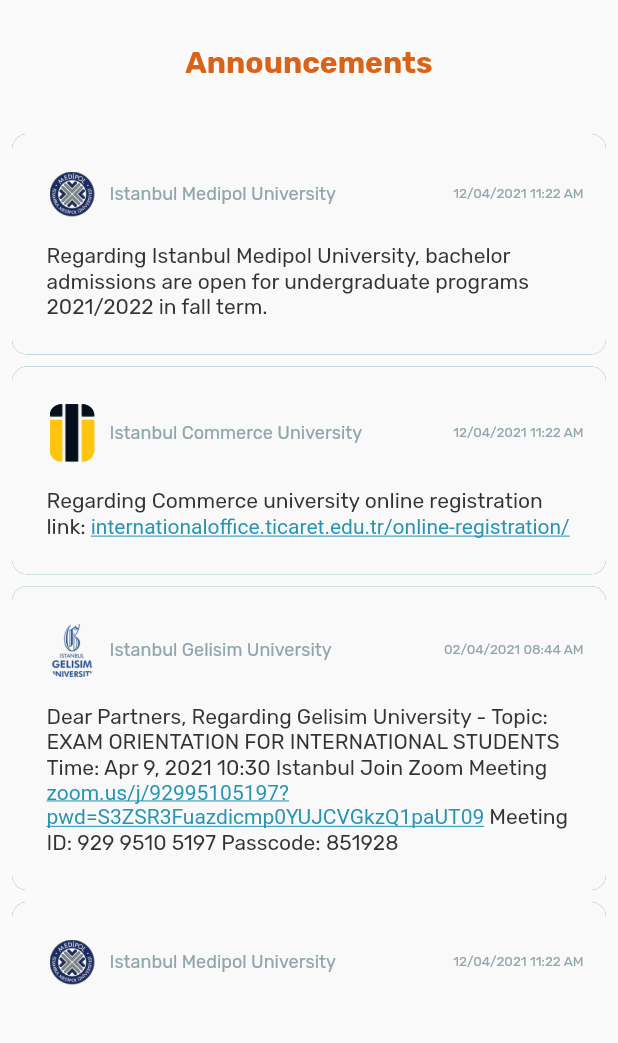
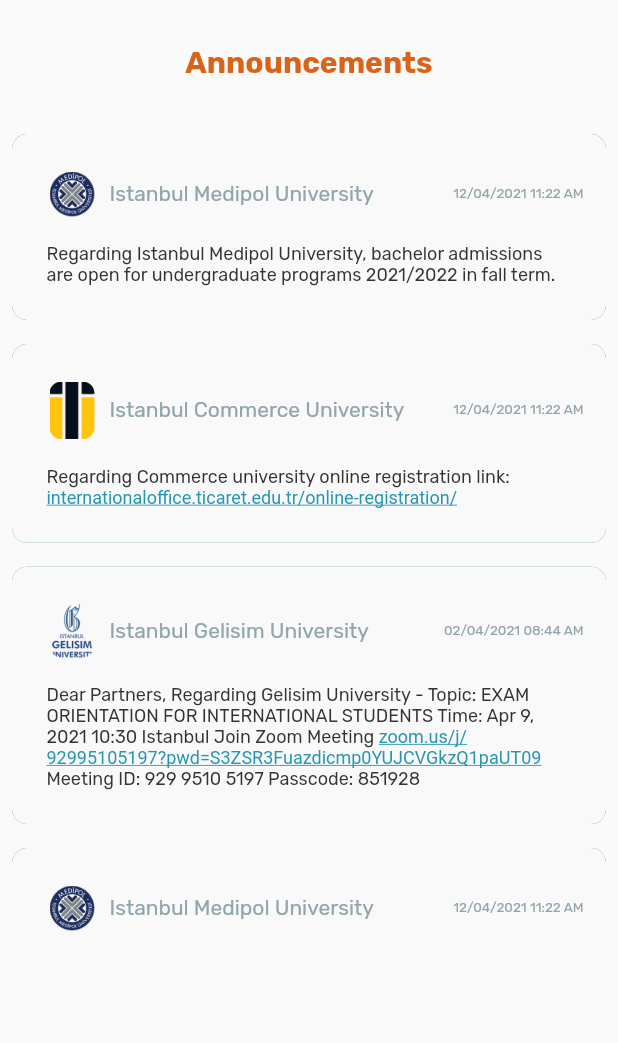
Before and after one commit to hiahmad30/OTAS, a Flutter app: the HomePage screen opened directly, on a phone screen of 412 x 824 dp, the part 193-1236 px from its top. Run offline on Flutter 3.47's test engine with Material 2 defaults, Android fonts, the phone set to English and light mode, and no system bars; drawn by our look-alikes of flutter_linkify; our stand-ins replace charts_flutter, flutter_svg, font_awesome_flutter, get, google_fonts.

Commit message:
home page fixed

```diff
--- a/lib/Screens/HomePage.dart
+++ b/lib/Screens/HomePage.dart
@@ -37,11 +37,12 @@ class _HomePageState extends State<HomePage> {
   Widget build(BuildContext context) {
     return Scaffold(
       // backgroundColor: AppColors.primaryColor,
-      body: SafeArea(
+      body: Container(
+        //  margin: EdgeInsets.only(bottom: 40),
+        height: Get.height,
+        width: Get.width,
         child: SingleChildScrollView(
           child: Container(
-            height: Get.height,
-            width: Get.width,
             child: Column(children: [
               Container(
                 height: 210,
@@ -118,7 +119,7 @@ class _HomePageState extends State<HomePage> {
                 ),
               ),
               Container(
-                height: Get.height * 0.7,
+                height: Get.height * 0.66,
                 width: Get.width,
                 child: ListView.builder(
                   itemCount: announcements.length,
@@ -136,7 +137,7 @@ class _HomePageState extends State<HomePage> {
 
   getcard(AnnouncemtModel announcemtModel) {
     return Padding(
-      padding: const EdgeInsets.only(top: 8.0, right: 8.0, left: 8.0),
+      padding: const EdgeInsets.all(8.0),
       child: Container(
         constraints: BoxConstraints(minHeight: 100),
         decoration: BoxDecoration(
@@ -169,7 +170,7 @@ class _HomePageState extends State<HomePage> {
                           child: Text(
                         '${announcemtModel.name}',
                         style: TextStyle(
-                            color: AppColors.dateTimeColor, fontSize: 12),
+                            color: AppColors.dateTimeColor, fontSize: 14),
                       )),
                     ],
                   ),
@@ -188,7 +189,7 @@ class _HomePageState extends State<HomePage> {
                     print(link);
                   },
                   text: '${announcemtModel.message}',
-                  style: TextStyle(color: Color(0xff333333), fontSize: 14),
+                  style: TextStyle(color: Color(0xff333333), fontSize: 12),
                   linkStyle: TextStyle(color: Color(0xff2595B3)),
                 ),
               ),
```
